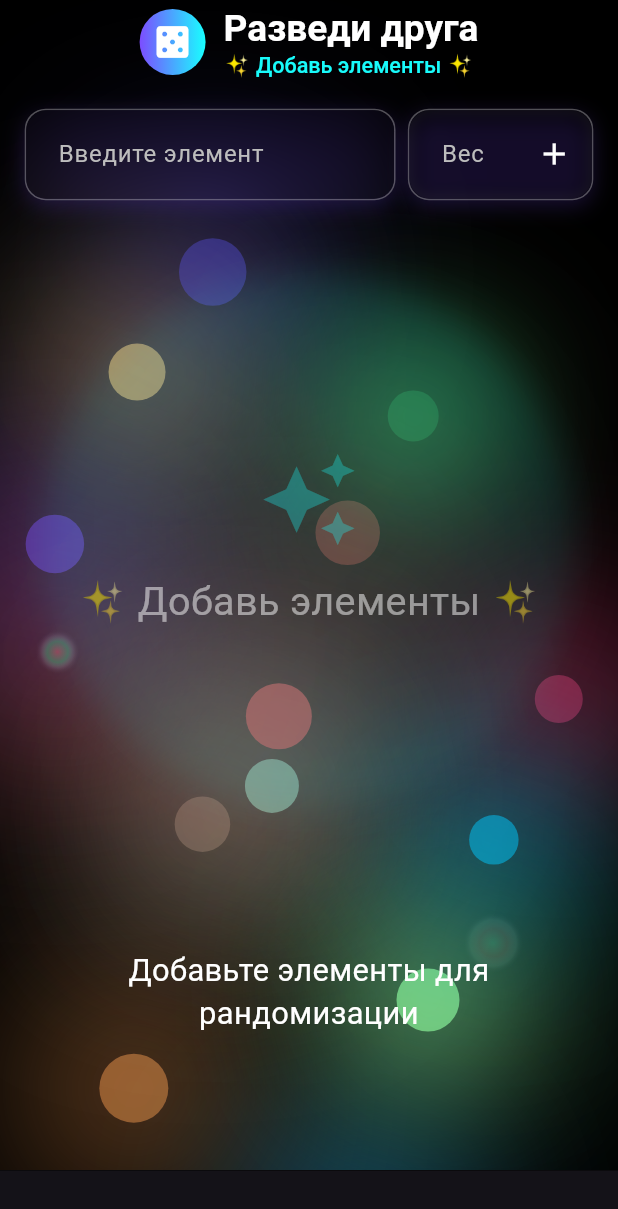
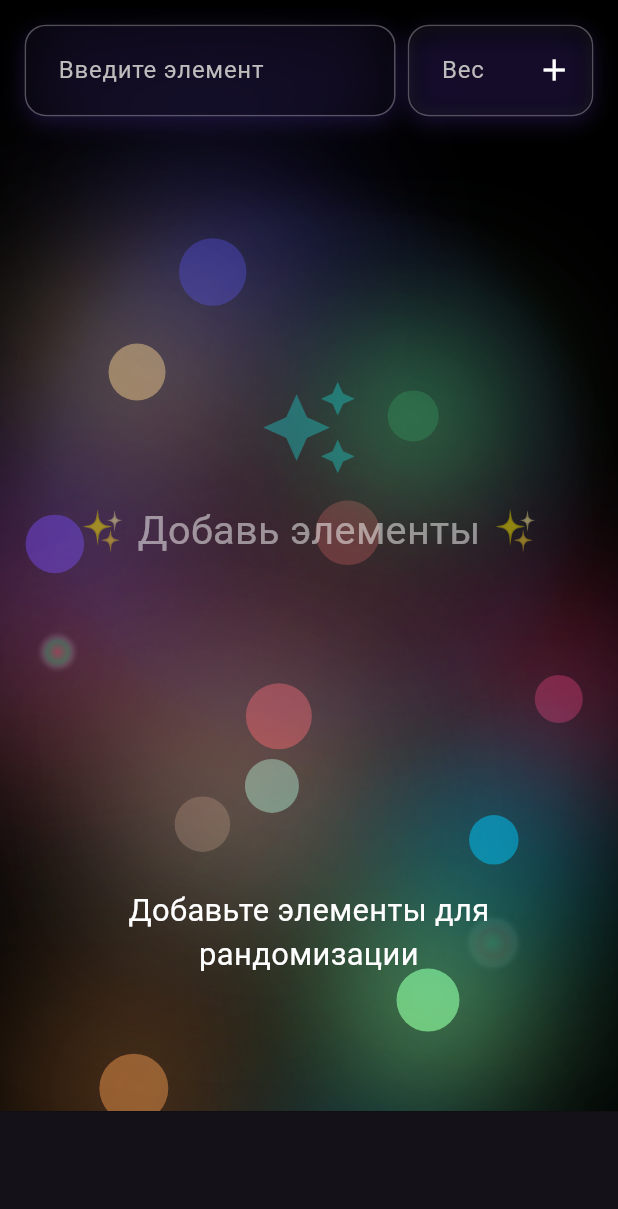
Before and after one commit to ArtemC6/divorcefriend, a Flutter app: the screen it shows after launch, on a phone screen of 412 x 824 dp. Shown: the top 1209 px of the screen. Run offline on Flutter 3.47's test engine with Material 3 defaults, Android fonts, the phone set to English and light mode, and no system bars; our stand-ins replace hive_flutter; accounts and stored records are empty.

Commit message:
Remove custom AppBar, adjust wheel size and colors

```diff
--- a/lib/main.dart
+++ b/lib/main.dart
@@ -452,55 +452,6 @@ class _RandomizerScreenState extends State<RandomizerScreen> with TickerProvider
 
     return Scaffold(
       extendBodyBehindAppBar: true,
-      appBar: AppBar(
-        title: Row(
-          mainAxisAlignment: MainAxisAlignment.center,
-          children: [
-            Container(
-              padding: const EdgeInsets.all(8),
-              decoration: BoxDecoration(
-                shape: BoxShape.circle,
-                gradient: LinearGradient(
-                  colors: [Colors.deepPurpleAccent, Colors.cyanAccent],
-                ),
-              ),
-              child: const Icon(Icons.casino, color: Colors.white, size: 28),
-            ),
-            const SizedBox(width: 12),
-            Column(
-              mainAxisAlignment: MainAxisAlignment.center,
-              crossAxisAlignment: CrossAxisAlignment.start,
-              children: [
-                Text(
-                  'Разведи друга',
-                  style: TextStyle(
-                    color: Colors.white,
-                    fontSize: size.width * 0.06,
-                    fontWeight: FontWeight.bold,
-                  ),
-                ),
-                AnimatedBuilder(
-                  animation: _glowController,
-                  builder: (context, child) {
-                    return Text(
-                      _items.isEmpty
-                        ? '✨ Добавь элементы ✨'
-                        : '🎯 ${_items.length} ${_items.length == 1 ? 'вариант' : 'вариантов'} 🎯',
-                      style: TextStyle(
-                        color: Colors.cyanAccent.withOpacity(0.7 + 0.3 * sin(_glowController.value * 2 * pi)),
-                        fontSize: size.width * 0.035,
-                        fontWeight: FontWeight.w500,
-                      ),
-                    );
-                  },
-                ),
-              ],
-            ),
-          ],
-        ),
-        backgroundColor: Colors.transparent,
-        elevation: 0,
-      ),
       body: Stack(
         children: [
           // Background with black color
@@ -676,7 +627,7 @@ class _RandomizerScreenState extends State<RandomizerScreen> with TickerProvider
                     ),
                     SizedBox(height: size.height * 0.035),
                     SizedBox(
-                      height: wheelSize * 1.2,
+                      height: wheelSize * 1.25,
                       child: Center(
                         child: Stack(
                           alignment: Alignment.center,
@@ -685,13 +636,13 @@ class _RandomizerScreenState extends State<RandomizerScreen> with TickerProvider
                               animation: _glowController,
                               builder: (context, child) {
                                 return Container(
-                                  width: _isSpinning ? wheelSize * 1.2 : wheelSize * 1.05,
-                                  height: _isSpinning ? wheelSize * 1.2 : wheelSize * 1.05,
+                                  width: _isSpinning ? wheelSize * 1.23 : wheelSize * 1.06,
+                                  height: _isSpinning ? wheelSize * 1.23 : wheelSize * 1.06,
                                   decoration: BoxDecoration(
                                     shape: BoxShape.circle,
                                     boxShadow: [
                                       BoxShadow(
-                                        color: Colors.cyanAccent.withOpacity(
+                                        color: Colors.indigo.withOpacity(
                                           _isSpinning ? 0.4 * (0.5 + 0.5 * sin(_glowController.value * 2 * pi)) : 0.1,
                                         ),
                                         blurRadius: _isSpinning ? 40 : 20,
@@ -747,8 +698,8 @@ class _RandomizerScreenState extends State<RandomizerScreen> with TickerProvider
                           decoration: BoxDecoration(
                             gradient: LinearGradient(
                               colors: [
-                                Colors.deepPurpleAccent.withOpacity(0.7),
-                                Colors.cyanAccent.withOpacity(0.7),
+                                Colors.deepPurpleAccent.withOpacity(0.6),
+                                Colors.cyanAccent.withOpacity(0.6),
                               ],
                               begin: Alignment.topLeft,
                               end: Alignment.bottomRight,
```
